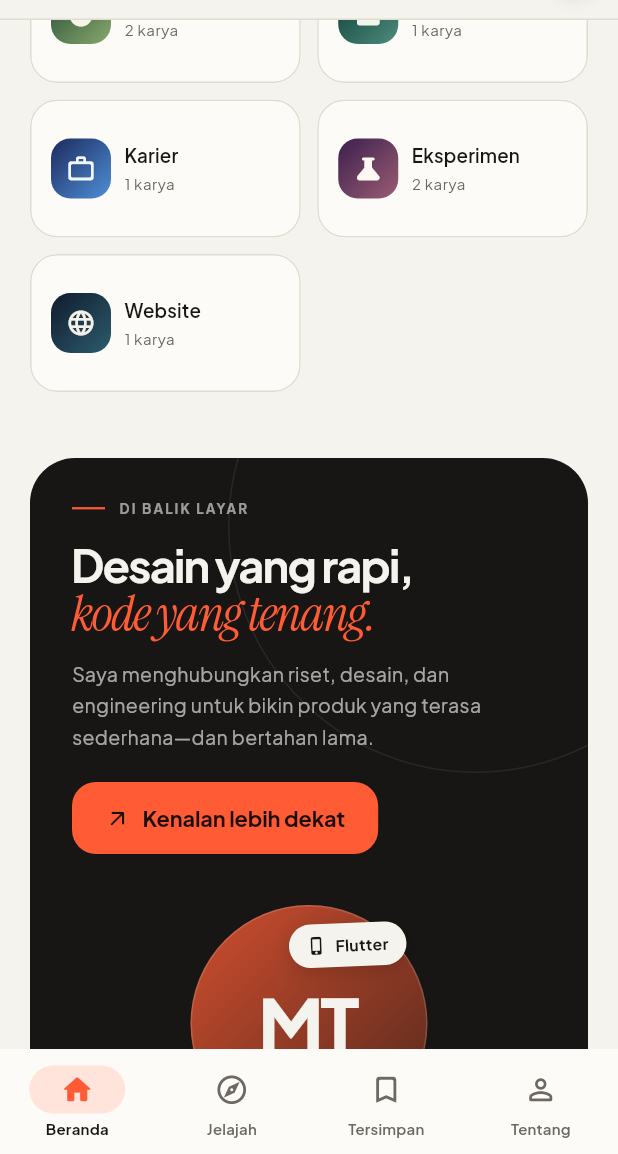
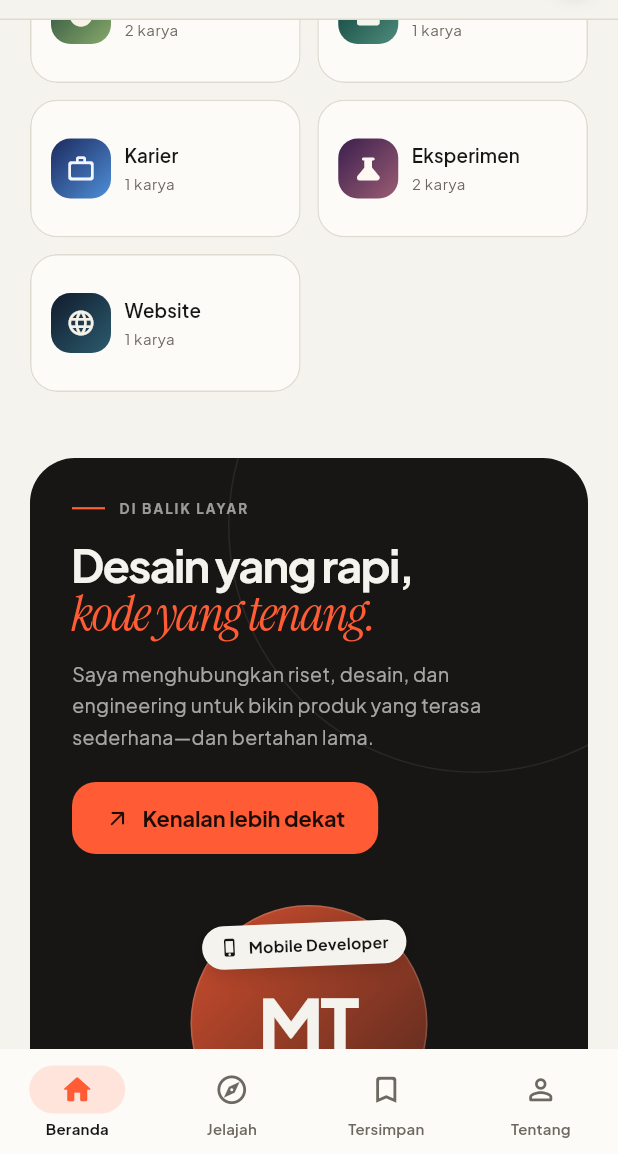
Before and after one commit to MTegarPamungkas/folio, a Flutter app: the screen it shows after launch, scrolled down 1728 dp, on a phone screen of 412 x 824 dp, the part 82-1236 px from its top. Run offline on Flutter 3.47's test engine with Material 3 defaults, Android fonts, the phone set to English and light mode, and no system bars; our stand-ins replace equatable, flutter_bloc, get_it, go_router, shared_preferences, web and 1 more; missing offline and left inert: dart:ui_web.

Commit message:
feat(home): curate latest releases and refresh role copy

```diff
--- a/assets/data/portfolio.json
+++ b/assets/data/portfolio.json
@@ -135,6 +135,12 @@
       }
     ]
   },
+  "latestProjectIds": [
+    "bagi-fair",
+    "dompetektif",
+    "team-intelligence",
+    "mis-msa"
+  ],
   "projects": [
     {
       "id": "custom-fit",
--- a/lib/data/datasources/portfolio_json_data_source.dart
+++ b/lib/data/datasources/portfolio_json_data_source.dart
@@ -26,6 +26,7 @@ class PortfolioJsonDataSource {
     final root = _map(jsonDecode(source), 'root');
     return PortfolioContent(
       developer: _developer(_map(root['developer'], 'developer')),
+      latestProjectIds: _strings(root['latestProjectIds'], 'latestProjectIds'),
       projects: [
         for (final item in _list(root['projects'], 'projects'))
           _project(_map(item, 'project')),
--- a/lib/features/about/presentation/widgets/about_intro.dart
+++ b/lib/features/about/presentation/widgets/about_intro.dart
@@ -43,7 +43,7 @@ class AboutIntro extends StatelessWidget {
               TextSpan(text: 'Halo, saya ${developer.shortName}.\n'),
               const TextSpan(text: 'Saya bikin produk\nyang '),
               TextSpan(
-                text: 'enak dipakai.',
+                text: 'siap dipakai.',
                 style: FolioTypography.serif(
                   fontSize: headingSize * 1.06,
                   color: colors.accent,
--- a/lib/features/home/presentation/widgets/maker_section.dart
+++ b/lib/features/home/presentation/widgets/maker_section.dart
@@ -183,7 +183,7 @@ class MakerPortrait extends StatelessWidget {
               top: 12,
               right: compact ? 14 : 8,
               child: _FloatingPill(
-                label: 'Flutter',
+                label: 'Mobile Developer',
                 icon: Icons.phone_iphone_rounded,
                 background: colors.background,
                 foreground: colors.ink,
@@ -194,8 +194,8 @@ class MakerPortrait extends StatelessWidget {
               bottom: 0,
               left: compact ? 14 : 0,
               child: _FloatingPill(
-                label: 'UI / UX',
-                icon: Icons.draw_outlined,
+                label: 'Full Stack',
+                icon: Icons.code_rounded,
                 background: colors.surface,
                 foreground: colors.ink,
                 angle: 0.04,
```
Also changed, not shown: lib/domain/entities/portfolio_content.dart (+13 -3 lines), 1 other file.
